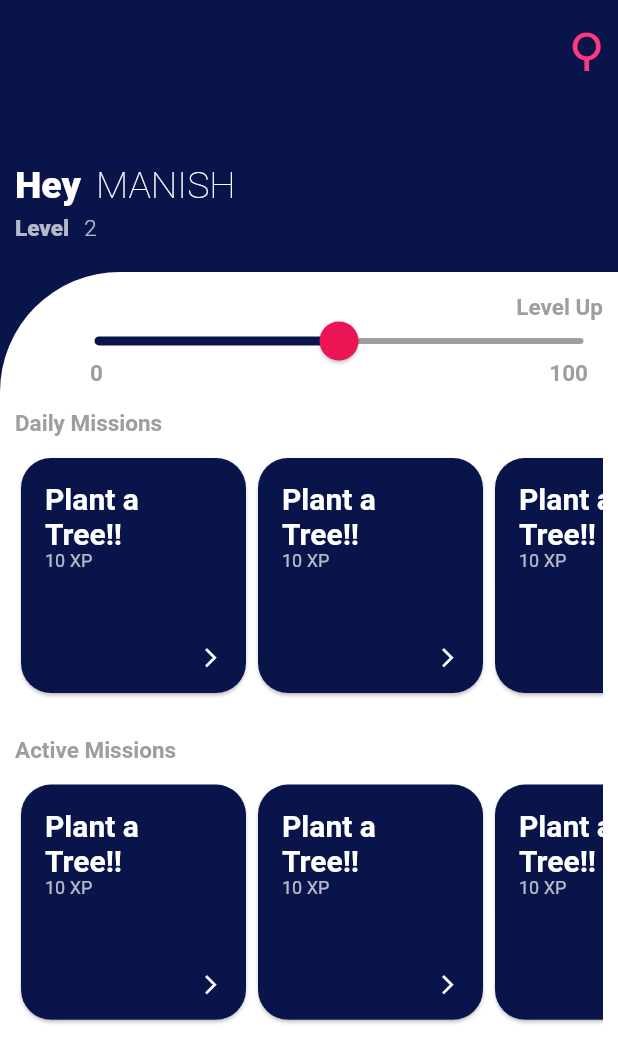
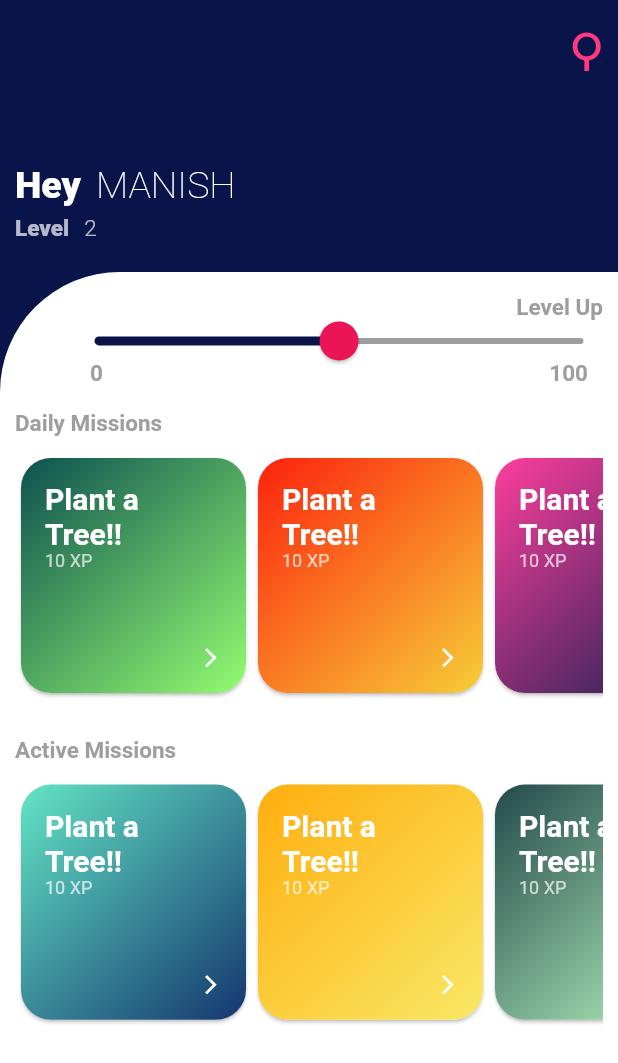
Before and after one commit to Fuzzy-Spork/Quester, a Flutter app: the DashBoard screen opened directly, on a phone screen of 412 x 824 dp. Shown: the top 1063 px of the screen. Run offline on Flutter 3.47's test engine with Material 2 defaults, Android fonts, the phone set to English and light mode, and no system bars; our stand-ins replace flare_flutter, shared_preferences; accounts and stored records are empty; generated files the repository leaves out were written again.

Commit message:
Sixth Commit

```diff
--- a/lib/components/mission_card.dart
+++ b/lib/components/mission_card.dart
@@ -4,9 +4,13 @@ import 'package:quester/models/mission/mission.dart';
 class MissionCard extends StatefulWidget {
   final Mission mission;
   final Function onTap;
+  final Color color1;
+  final Color color2;
   MissionCard({
     this.mission,
     this.onTap,
+    this.color1,
+    this.color2,
   });
   @override
   _MissionCardState createState() => _MissionCardState();
@@ -24,7 +28,11 @@ class _MissionCardState extends State<MissionCard> {
         height: 110,
         width: 150,
         decoration: BoxDecoration(
-            color: Color(0xFF09144B), borderRadius: BorderRadius.circular(20)),
+            gradient: LinearGradient(
+                begin: Alignment.topLeft,
+                end: Alignment.bottomRight,
+                colors: [widget.color1, widget.color2]),
+            borderRadius: BorderRadius.circular(20)),
         child: Padding(
           padding: const EdgeInsets.all(16.0),
           child: Column(
--- a/lib/screens/dashboard.dart
+++ b/lib/screens/dashboard.dart
@@ -210,6 +210,8 @@ class _DashBoardState extends State<DashBoard> {
                           children: [
                             MissionCard(
                               mission: Mission(name: 'Plant a Tree!!', xp: 10),
+                              color1: Color(0xFF0D5051),
+                              color2: Color(0xFF93FD70),
                               onTap: () {
                                 showModalBottomSheet(
                                     context: context,
@@ -227,6 +229,8 @@ class _DashBoardState extends State<DashBoard> {
                             ),
                             MissionCard(
                               mission: Mission(name: 'Plant a Tree!!', xp: 10),
+                              color1: Color(0xFFFC210D),
+                              color2: Color(0xFFF7CE38),
                               onTap: () {
                                 showModalBottomSheet(
                                     context: context,
@@ -244,6 +248,8 @@ class _DashBoardState extends State<DashBoard> {
                             ),
                             MissionCard(
                               mission: Mission(name: 'Plant a Tree!!', xp: 10),
+                              color1: Color(0xFFFF3E9D),
+                              color2: Color(0xFF0E1F4D),
                               onTap: () {
                                 showModalBottomSheet(
                                     context: context,
@@ -261,6 +267,8 @@ class _DashBoardState extends State<DashBoard> {
                             ),
                             MissionCard(
                               mission: Mission(name: 'Plant a Tree!!', xp: 10),
+                              color1: Color(0xFF4CA9DF),
+                              color2: Color(0xFF292E91),
                               onTap: () {
                                 showModalBottomSheet(
                                     context: context,
@@ -278,6 +286,8 @@ class _DashBoardState extends State<DashBoard> {
                             ),
                             MissionCard(
                               mission: Mission(name: 'Plant a Tree!!', xp: 10),
+                              color1: Color(0xFF6CD0FF),
+                              color2: Color(0xFF1C2E4C),
                               onTap: () {
                                 showModalBottomSheet(
                                     context: context,
@@ -322,6 +332,8 @@ class _DashBoardState extends State<DashBoard> {
                           children: [
                             MissionCard(
                               mission: Mission(name: 'Plant a Tree!!', xp: 10),
+                              color1: Color(0xFF63E5C5),
+                              color2: Color(0xFF14366F),
                               onTap: () {
                                 showModalBottomSheet(
                                     context: context,
@@ -339,6 +351,8 @@ class _DashBoardState extends State<DashBoard> {
                             ),
                             MissionCard(
                               mission: Mission(name: 'Plant a Tree!!', xp: 10),
+                              color1: Color(0xFFFFAE0D),
+                              color2: Color(0xFFF9E866),
                               onTap: () {
                                 showModalBottomSheet(
                                     context: context,
@@ -356,6 +370,8 @@ class _DashBoardState extends State<DashBoard> {
                             ),
                             MissionCard(
                               mission: Mission(name: 'Plant a Tree!!', xp: 10),
+                              color1: Color(0xFF23494A),
+                              color2: Color(0xFFBFFFC7),
                               onTap: () {
                                 showModalBottomSheet(
                                     context: context,
@@ -373,6 +389,8 @@ class _DashBoardState extends State<DashBoard> {
                             ),
                             MissionCard(
                               mission: Mission(name: 'Plant a Tree!!', xp: 10),
+                              color1: Color(0xFF576182),
+                              color2: Color(0xFF1FC5AB),
                               onTap: () {
                                 showModalBottomSheet(
                                     context: context,
@@ -390,6 +408,8 @@ class _DashBoardState extends State<DashBoard> {
                             ),
                             MissionCard(
                               mission: Mission(name: 'Plant a Tree!!', xp: 10),
+                              color1: Color(0xFFF03A3A),
+                              color2: Color(0xFFDFB6A2),
                               onTap: () {
                                 showModalBottomSheet(
                                     context: context,
```
